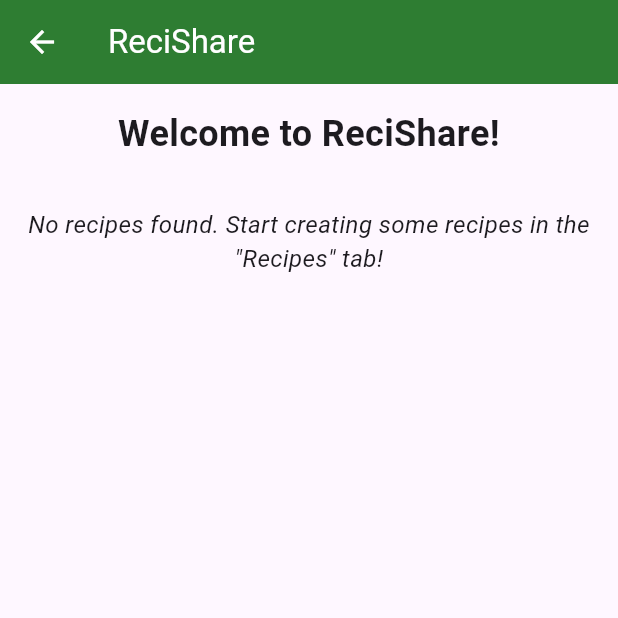
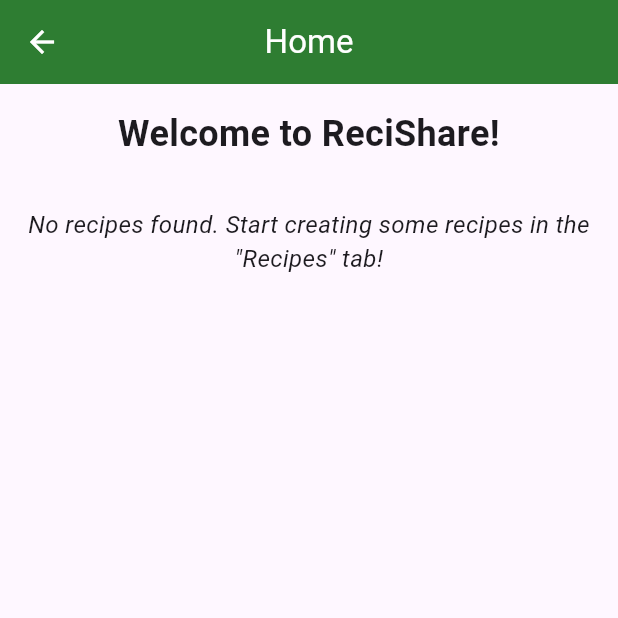
Before and after one commit to kris-programmer/recishare_flutter, a Flutter app: the HomePage screen opened directly, on a phone screen of 412 x 824 dp, the top half of it. Run offline on Flutter 3.47's test engine with Material 3 defaults, Android fonts, the phone set to English and light mode, and no system bars; our stand-ins replace file_picker, image_picker, permission_handler, shared_preferences, sqflite; accounts and stored records are empty.

Commit message:
- Small change to the Home page

```diff
--- a/lib/pages/home_page.dart
+++ b/lib/pages/home_page.dart
@@ -77,7 +77,7 @@ class _HomePageState extends State<HomePage> {
   @override
   Widget build(BuildContext context) {
     return Scaffold(
-      appBar: AppBar(title: const Text('ReciShare')),
+      appBar: AppBar(title: const Text('Home'), centerTitle: true),
       body: RefreshIndicator(
         onRefresh: _refreshRecipes, // Pull-to-refresh functionality
         child: SingleChildScrollView(
```
